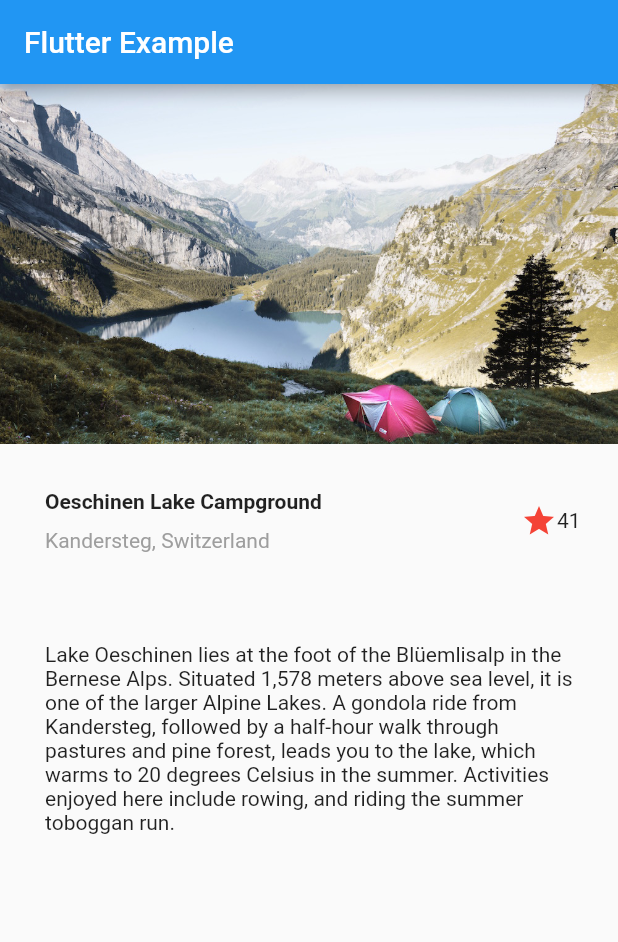
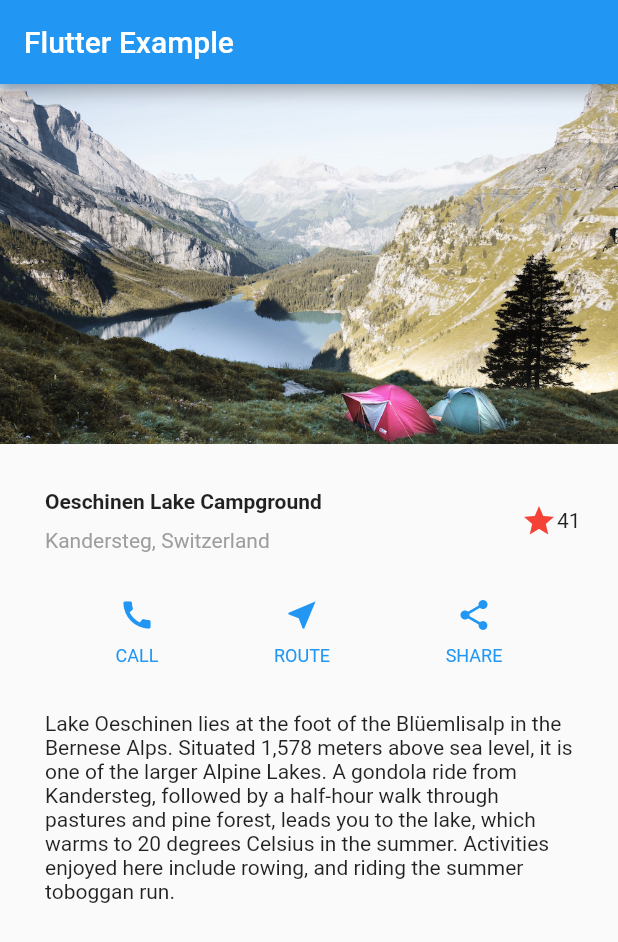
Before and after one commit to PiyushKhurana/layout-example-1, a Flutter app: the screen it shows after launch, on a phone screen of 412 x 824 dp. Shown: the top 942 px of the screen. Run offline on Flutter 3.47's test engine with Material 2 defaults, Android fonts, the phone set to English and light mode, and no system bars.

Commit message:
button section done

```diff
--- a/lib/src/app.dart
+++ b/lib/src/app.dart
@@ -18,6 +18,7 @@ class MyApp extends StatelessWidget {
           children: <Widget>[
             ImageSection(),
             TitleSection(),
+            ButtonSection(),
             TextSection(),
           ],
         )
--- a/lib/src/widgets/button_section.dart
+++ b/lib/src/widgets/button_section.dart
@@ -0,0 +1,72 @@
+import 'package:flutter/material.dart';
+
+class ButtonSection extends StatelessWidget {
+  @override
+  Widget build(BuildContext context) {
+    return Row(
+      mainAxisAlignment: MainAxisAlignment.spaceEvenly,
+      children: <Widget>[
+        Column(
+          mainAxisAlignment: MainAxisAlignment.center,
+          mainAxisSize: MainAxisSize.min,
+          children: <Widget>[
+            Icon(
+              Icons.call,
+              color: Colors.blue,
+            ),
+            Container(
+              padding: EdgeInsets.only(top: 8.0),
+              child: Text(
+                'CALL',
+                style: TextStyle(
+                    color: Colors.blue,
+                    fontSize: 12,
+                    fontWeight: FontWeight.w400),
+              ),
+            )
+          ],
+        ),
+        Column(
+          mainAxisAlignment: MainAxisAlignment.center,
+          mainAxisSize: MainAxisSize.min,
+          children: <Widget>[
+            Icon(
+              Icons.near_me,
+              color: Colors.blue,
+            ),
+            Container(
+              padding: EdgeInsets.only(top: 8.0),
+              child: Text(
+                'ROUTE',
+                style: TextStyle(
+                    color: Colors.blue,
+                    fontSize: 12,
+                    fontWeight: FontWeight.w400),
+              ),
+            )
+          ],
+        ),
+        Column(
+          mainAxisAlignment: MainAxisAlignment.center,
+          mainAxisSize: MainAxisSize.min,
+          children: <Widget>[
+            Icon(
+              Icons.share,
+              color: Colors.blue,
+            ),
+            Container(
+              padding: EdgeInsets.only(top: 8.0),
+              child: Text(
+                'SHARE',
+                style: TextStyle(
+                    color: Colors.blue,
+                    fontSize: 12,
+                    fontWeight: FontWeight.w400),
+              ),
+            )
+          ],
+        )
+      ],
+    );
+  }
+}
```
